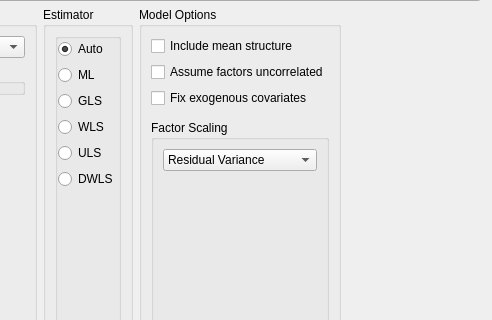
Qt form JASP-Desktop/analysisforms/SEM/semsimpleform.ui (jasp-stats/jasp-desktop) before a commit; both pictures show x 188 to 680 and y 733 to 1053 of the 680 by 1478 pixel window.
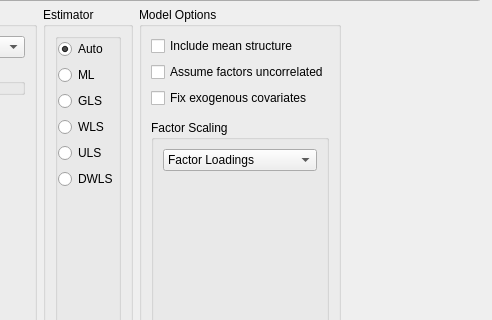
The same form after that commit. Custom widgets are drawn as their Qt base class.

Commit message:
Fix labeling of factor standardisation
Issue #1857

Diff of the .ui file:
```diff
--- a/JASP-Desktop/analysisforms/SEM/semsimpleform.ui
+++ b/JASP-Desktop/analysisforms/SEM/semsimpleform.ui
@@ -116,7 +116,7 @@
                 <widget class="BoundComboBox" name="factorStandardisation">
                  <item>
                   <property name="text">
-                   <string>Residual Variance</string>
+                   <string>Factor Loadings</string>
                   </property>
                  </item>
                  <item>
```
Left out of the diff: 2 changed lines with no effect on the pictures.
